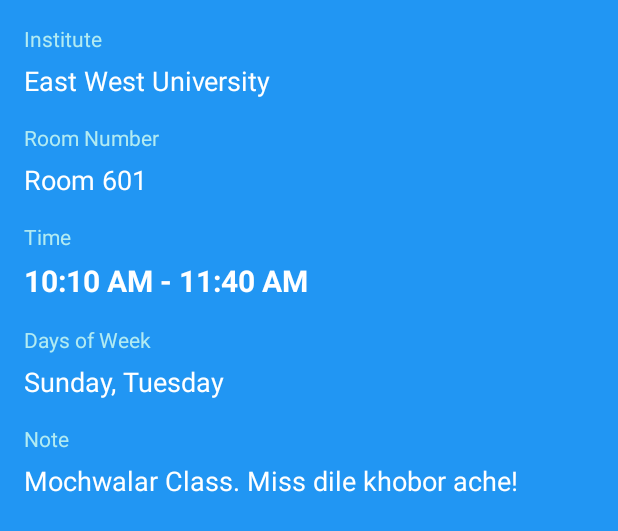
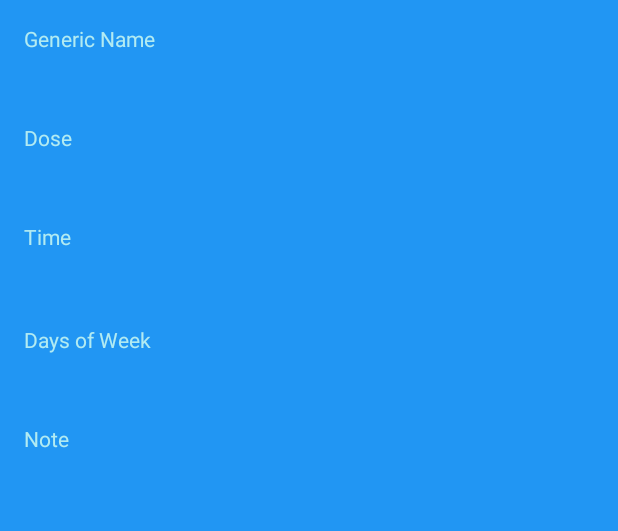
Before and after one commit to Rayhan-kh/ClassSchedule, an Android app: the layout activity_detail_view_class.xml on its own in the app's theme, with its tools: preview values and no code run, on a phone screen of 412 x 824 dp. Shown: the top 531 px of the screen. Run offline under Robolectric (Android 15) with nearby library versions, the phone set to English and light mode, and no system bars.

Commit message:
1 Medication Alert

```diff
--- a/app/build.gradle
+++ b/app/build.gradle
@@ -7,8 +7,8 @@ android {
         applicationId "com.foxcoders.medialert"
         minSdkVersion 17
         targetSdkVersion 27
-        versionCode 1
-        versionName "1.0"
+        versionCode 2
+        versionName "1.0.1"
         testInstrumentationRunner "android.support.test.runner.AndroidJUnitRunner"
     }
     buildTypes {
--- a/app/src/main/res/layout/activity_detail_view_class.xml
+++ b/app/src/main/res/layout/activity_detail_view_class.xml
@@ -18,7 +18,7 @@
         <TextView
             android:layout_width="wrap_content"
             android:layout_height="wrap_content"
-            android:text="Institute"
+            android:text="Generic Name"
             android:textColor="@color/colorLightAccent" />
 
         <TextView
@@ -26,7 +26,6 @@
             android:layout_width="match_parent"
             android:layout_height="wrap_content"
             android:layout_marginTop="6dp"
-            android:text="East West University"
             android:textColor="@color/colorWhite"
             android:textSize="18sp" />
 
@@ -36,7 +35,7 @@
             android:layout_height="wrap_content"
             android:layout_marginTop="16dp"
             android:layout_weight="1"
-            android:text="Room Number"
+            android:text="Dose"
             android:textColor="@color/colorLightAccent" />
 
 
@@ -45,7 +44,6 @@
             android:layout_width="match_parent"
             android:layout_height="wrap_content"
             android:layout_marginTop="6dp"
-            android:text="Room 601"
             android:textColor="@color/colorWhite"
             android:textSize="18sp" />
 
@@ -61,7 +59,6 @@
             android:layout_width="match_parent"
             android:layout_height="wrap_content"
             android:layout_marginTop="6dp"
-            android:text="10:10 AM - 11:40 AM"
             android:textColor="@color/colorWhite"
             android:textSize="20sp"
             android:textStyle="bold"/>
@@ -78,7 +75,6 @@
             android:layout_width="match_parent"
             android:layout_height="wrap_content"
             android:layout_marginTop="6dp"
-            android:text="Sunday, Tuesday"
             android:textColor="@color/colorWhite"
             android:textSize="18sp" />
 
@@ -94,7 +90,6 @@
             android:layout_width="match_parent"
             android:layout_height="wrap_content"
             android:layout_marginTop="6dp"
-            android:text="Mochwalar Class. Miss dile khobor ache!"
             android:textColor="@color/colorWhite"
             android:textSize="18sp" />
 
```
Also changed, not shown: app/src/main/java/com/foxcoders/medialert/Adapters/MainListAdapter.java (+11 -0 lines), app/src/main/res/layout/row_layout.xml (+34 -15 lines).
